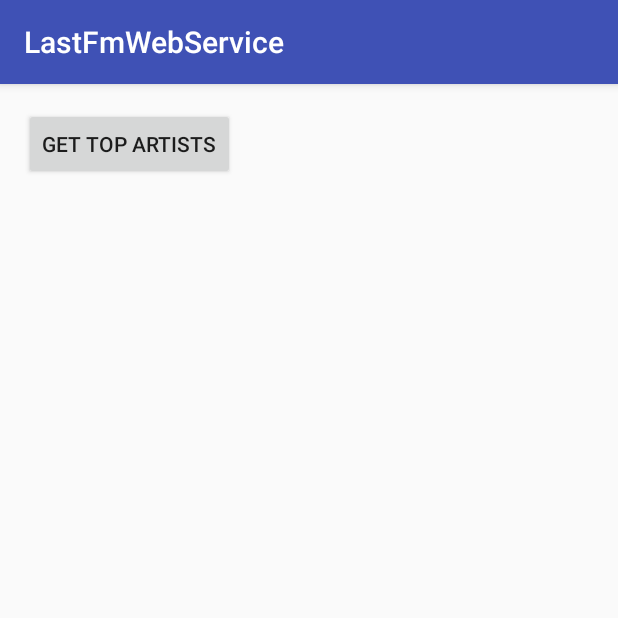
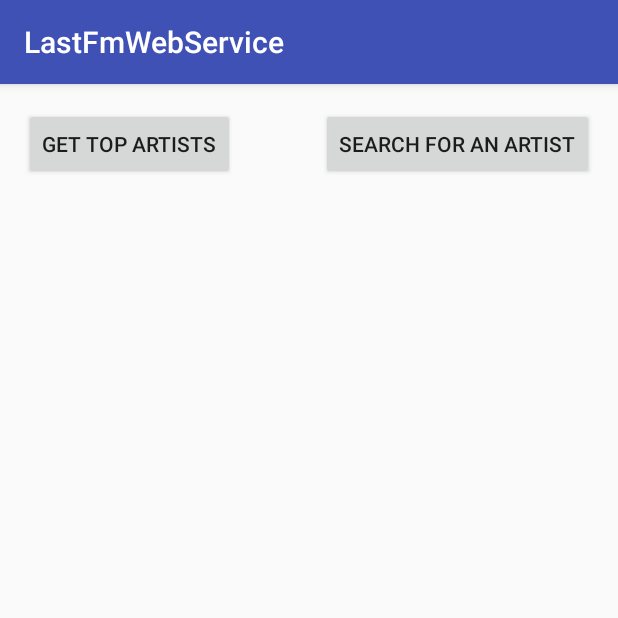
Before and after one commit to gregfield/IN721-fielgm2, an Android app: the screen it shows after launch (MainActivity), on a phone screen of 412 x 824 dp, the top half of it. Run offline under Robolectric (Android 15) with nearby library versions, the phone set to English and light mode, and no system bars.

Commit message:
Search for similar artist added

```diff
--- a/Week 9/LastFmWebService/app/build.gradle
+++ b/Week 9/LastFmWebService/app/build.gradle
@@ -23,4 +23,5 @@ dependencies {
     compile fileTree(dir: 'libs', include: ['*.jar'])
     testCompile 'junit:junit:4.12'
     compile 'com.android.support:appcompat-v7:23.2.1'
+    compile 'com.android.support:design:23.2.1'
 }
--- a/Week 9/LastFmWebService/app/src/main/java/bit/fielgm2/lastfmwebservice/Artists.java
+++ b/Week 9/LastFmWebService/app/src/main/java/bit/fielgm2/lastfmwebservice/Artists.java
@@ -13,6 +13,10 @@ public class Artists
         this.name = name;
         this.listnerCount = listnerCount;
     }
+    public Artists(String name)
+    {
+        this.name = name;
+    }
 
     public String toString()
     {
--- a/Week 9/LastFmWebService/app/src/main/java/bit/fielgm2/lastfmwebservice/MainActivity.java
+++ b/Week 9/LastFmWebService/app/src/main/java/bit/fielgm2/lastfmwebservice/MainActivity.java
@@ -1,6 +1,7 @@
 package bit.fielgm2.lastfmwebservice;
 
 import android.content.Context;
+import android.content.Intent;
 import android.os.AsyncTask;
 import android.provider.CalendarContract;
 import android.support.v7.app.AppCompatActivity;
@@ -37,8 +38,10 @@ public class MainActivity extends AppCompatActivity {
         GetTopArtists getTopArtists = new GetTopArtists();
         getTopArtists.execute();
 
+        Button searchBtn = (Button) findViewById(R.id.button);
         Button fillListBtn = (Button) findViewById(R.id.topArtistsBtn);
         fillListBtn.setOnClickListener(new FillList());
+        searchBtn.setOnClickListener(new SearchButtonOnClick());
     }
 
     public class GetTopArtists extends AsyncTask<Void,Void,String> {
@@ -161,4 +164,13 @@ public class MainActivity extends AppCompatActivity {
             return customView;
         }
     }
+
+    public class SearchButtonOnClick implements View.OnClickListener
+    {
+        @Override
+        public void onClick(View v) {
+            Intent searchIntent = new Intent(MainActivity.this, SearchForArtistActivity.class);
+            startActivity(searchIntent);
+        }
+    }
 }
--- a/Week 9/LastFmWebService/app/src/main/res/layout/activity_main.xml
+++ b/Week 9/LastFmWebService/app/src/main/res/layout/activity_main.xml
@@ -27,4 +27,13 @@
         android:layout_alignParentStart="true"
         android:layout_marginTop="27dp" />
 
+    <Button
+        android:layout_width="wrap_content"
+        android:layout_height="wrap_content"
+        android:text="Search For An Artist"
+        android:id="@+id/button"
+        android:layout_above="@+id/listView"
+        android:layout_alignRight="@+id/listView"
+        android:layout_alignEnd="@+id/listView" />
+
 </RelativeLayout>
--- /dev/null
+++ b/Week 9/LastFmWebService/app/src/main/res/values-v21/styles.xml
@@ -0,0 +1,9 @@
+<resources>>
+
+    <style name="AppTheme.NoActionBar">
+        <item name="windowActionBar">false</item>
+        <item name="windowNoTitle">true</item>
+        <item name="android:windowDrawsSystemBarBackgrounds">true</item>
+        <item name="android:statusBarColor">@android:color/transparent</item>
+    </style>
+</resources>
--- a/Week 9/LastFmWebService/app/src/main/res/values/dimens.xml
+++ b/Week 9/LastFmWebService/app/src/main/res/values/dimens.xml
@@ -2,4 +2,5 @@
     <!-- Default screen margins, per the Android Design guidelines. -->
     <dimen name="activity_horizontal_margin">16dp</dimen>
     <dimen name="activity_vertical_margin">16dp</dimen>
+    <dimen name="fab_margin">16dp</dimen>
 </resources>
--- a/Week 9/LastFmWebService/app/src/main/res/values/strings.xml
+++ b/Week 9/LastFmWebService/app/src/main/res/values/strings.xml
@@ -1,3 +1,4 @@
 <resources>
     <string name="app_name">LastFmWebService</string>
+    <string name="title_activity_search_for_artist">SearchForArtistActivity</string>
 </resources>
--- a/Week 9/LastFmWebService/app/src/main/res/values/styles.xml
+++ b/Week 9/LastFmWebService/app/src/main/res/values/styles.xml
@@ -8,4 +8,13 @@
         <item name="colorAccent">@color/colorAccent</item>
     </style>
 
+    <style name="AppTheme.NoActionBar">
+        <item name="windowActionBar">false</item>
+        <item name="windowNoTitle">true</item>
+    </style>
+
+    <style name="AppTheme.AppBarOverlay" parent="ThemeOverlay.AppCompat.Dark.ActionBar" />
+
+    <style name="AppTheme.PopupOverlay" parent="ThemeOverlay.AppCompat.Light" />
+
 </resources>
```
Also changed, not shown: Week 9/LastFmWebService/app/src/main/AndroidManifest.xml (+6 -1 lines), Week 9/LastFmWebService/app/src/main/java/bit/fielgm2/lastfmwebservice/SearchForArtistActivity.java (added, +139 -0 lines), Week 9/LastFmWebService/app/src/main/res/layout/activity_search_for_artist.xml (added, +52 -0 lines), Week 9/LastFmWebService/app/src/main/res/layout/content_search_for_artist.xml (added, +15 -0 lines).
